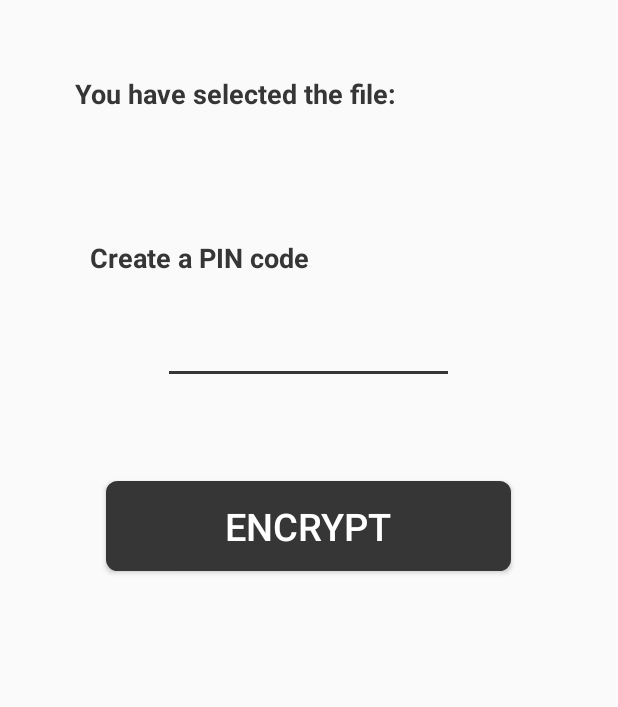
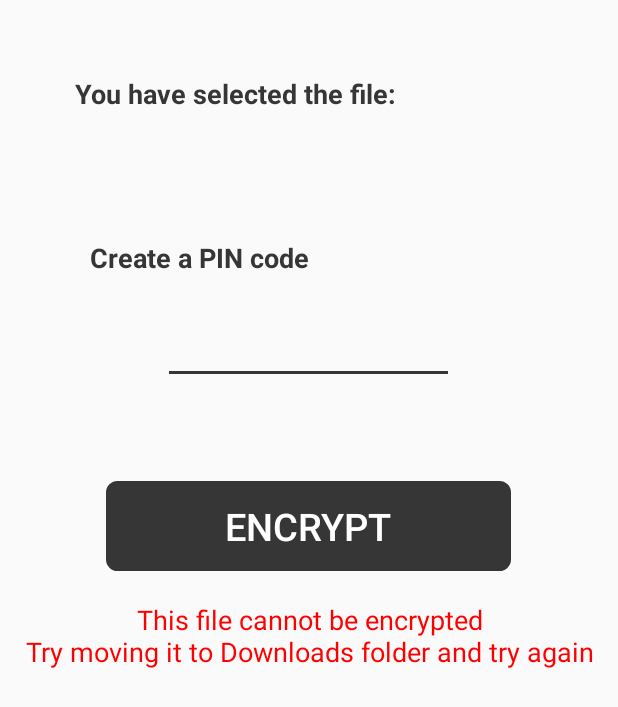
Before and after one commit to AgiBla/Encrypt, an Android app: the EncryptFile screen opened directly, with no data from a screen before it, on a phone screen of 412 x 824 dp. Shown: the top 707 px of the screen. Run offline under Robolectric (Android 15) with nearby library versions, the phone set to English and light mode, and no system bars; libraries missing offline, so code that uses them is left out: com.github.rs3vans.krypto.

Commit message:
Fixed crash when oppening some files

```diff
--- a/app/src/main/java/cs/ut/ee/fileencryption/EncryptFile.kt
+++ b/app/src/main/java/cs/ut/ee/fileencryption/EncryptFile.kt
@@ -14,6 +14,7 @@ import kotlinx.android.synthetic.main.encryptfile.*
 import okhttp3.*
 import java.io.File
 import java.io.IOException
+import java.lang.Exception
 import javax.crypto.spec.SecretKeySpec
 
 
@@ -21,7 +22,6 @@ class EncryptFile : AppCompatActivity() {
 
     private val client = OkHttpClient()
     private var path = ""
-
     private var name = ""
 
     override fun onCreate(savedInstanceState: Bundle?) {
@@ -30,6 +30,13 @@ class EncryptFile : AppCompatActivity() {
 
         path = intent.getStringExtra("path")
         name = intent.getStringExtra("name")
+
+        try {
+            File(path).readBytes()
+        } catch (e : Exception) {
+            textError2.visibility = View.VISIBLE
+            encryptButton.isEnabled = false
+        }
 
         // Write name of the file in TextView
         textFileName.text = name
@@ -91,7 +98,6 @@ class EncryptFile : AppCompatActivity() {
         // Create cipher with generated key and AES algorithm used for encryption
         val cipher = BlockCipher(SecretKeySpec(key.toByteArray(), "AES"))
 
-        Log.i("patata", path)
         // Read content of the file
         val file = File(path)
         val bytes = file.readBytes()
--- a/app/src/main/res/layout/activity_main.xml
+++ b/app/src/main/res/layout/activity_main.xml
@@ -10,13 +10,14 @@
         android:id="@+id/my_toolbar"
         android:layout_width="match_parent"
         android:layout_height="?attr/actionBarSize"
-    android:background="?attr/colorPrimary"
+        android:background="@color/colorPrimary"
         android:elevation="4dp"
         android:theme="@style/ThemeOverlay.AppCompat.ActionBar"
         app:layout_constraintEnd_toEndOf="parent"
         app:layout_constraintStart_toStartOf="parent"
         app:layout_constraintTop_toTopOf="parent"
-    app:popupTheme="@style/ThemeOverlay.AppCompat.Light" />
+        app:popupTheme="@style/ThemeOverlay.AppCompat.Light"
+        app:titleTextColor="@color/colorAccent" />
 
     <Button
         android:id="@+id/encryptButton"
--- a/app/src/main/res/layout/encryptfile.xml
+++ b/app/src/main/res/layout/encryptfile.xml
@@ -89,6 +89,21 @@
         app:layout_constraintStart_toStartOf="parent"
         app:layout_constraintTop_toBottomOf="@+id/textError" />
 
+    <TextView
+        android:id="@+id/textError2"
+        android:layout_width="wrap_content"
+        android:layout_height="wrap_content"
+        android:layout_marginTop="20dp"
+        android:text="@string/unable"
+        android:textAlignment="center"
+        android:textColor="#FF0000"
+        android:textSize="18sp"
+        android:visibility="invisible"
+        app:layout_constraintEnd_toEndOf="parent"
+        app:layout_constraintHorizontal_bias="0.526"
+        app:layout_constraintStart_toStartOf="parent"
+        app:layout_constraintTop_toBottomOf="@+id/encryptButton" />
+
     <ProgressBar
         android:id="@+id/pBar"
         style="?android:attr/progressBarStyleLarge"
--- a/app/src/main/res/values/strings.xml
+++ b/app/src/main/res/values/strings.xml
@@ -6,6 +6,7 @@
     <string name="pin_code">Create a PIN code</string>
     <string name="encrypt">ENCRYPT</string>
     <string name="characters">PIN should be at least 4 characters</string>
+    <string name="unable">This file cannot be encrypted\nTry moving it to Downloads folder and try again</string>
 
 
     <string name="toast_1">Select file you want to encrypt</string>
```
Also changed, not shown: app/src/main/java/cs/ut/ee/fileencryption/MainActivity.kt (+19 -8 lines), 2 other files. Lines whose indentation alone changed are shown as unchanged.
